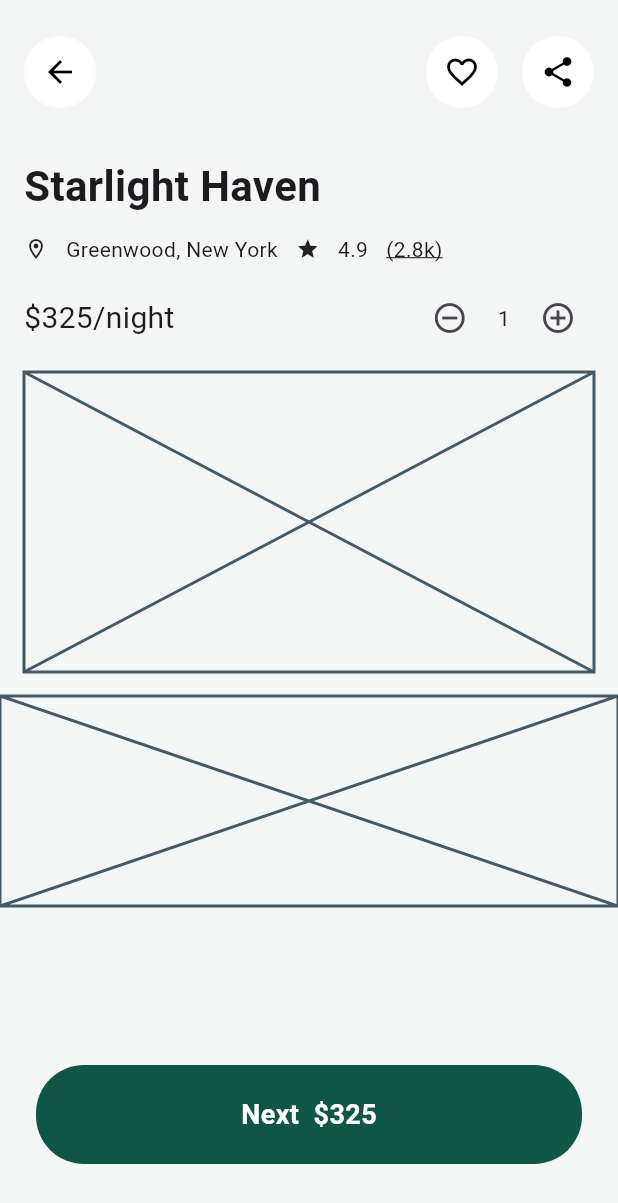
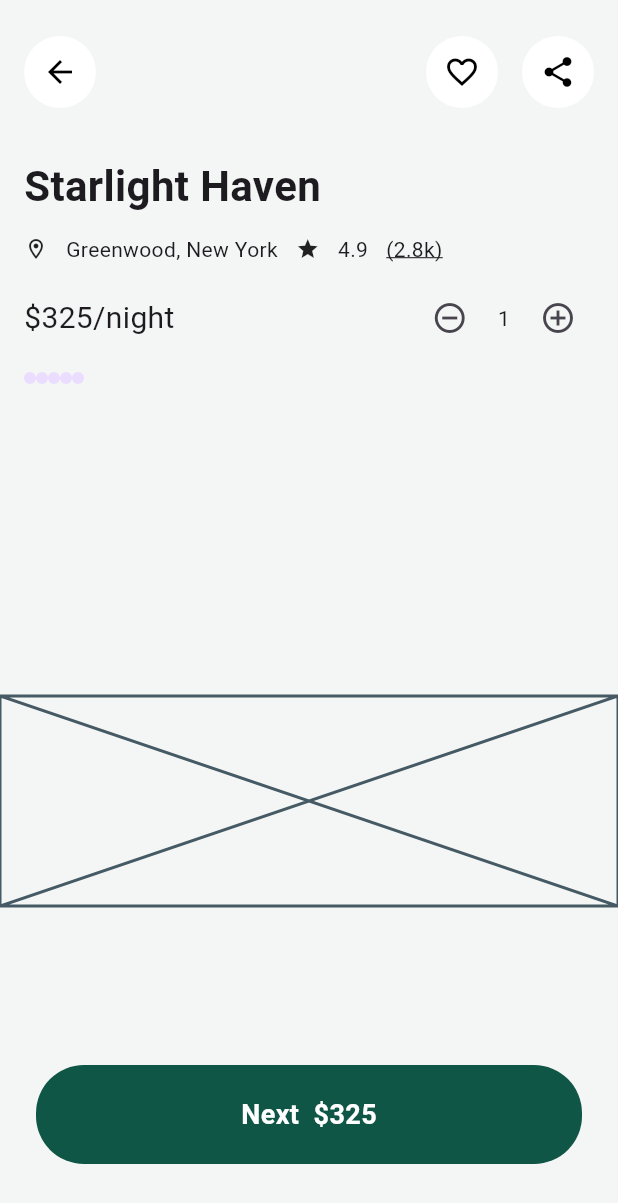
Before and after one commit to JAICHANGPARK/flutter_notebook_chapter_42, a Flutter app: the HotelBookDetailPage screen opened directly, on a phone screen of 412 x 824 dp. Shown: the top 1203 px of the screen. Run offline on Flutter 3.47's test engine with Material 3 defaults, Android fonts, the phone set to English and light mode, and no system bars; our stand-ins replace date_picker_timeline, gap, hugeicons.

Commit message:
Update hotel_book_detail_page.dart

```diff
--- a/lib/ep2109_hotel_book_app/views/hotel_book_detail_page.dart
+++ b/lib/ep2109_hotel_book_app/views/hotel_book_detail_page.dart
@@ -97,7 +97,6 @@ class _HotelBookDetailPageState extends State<HotelBookDetailPage> {
                                       "\$325/night",
                                       style: TextStyle(
                                         fontSize: 20,
-
                                       ),
                                     ),
                                     Spacer(),
@@ -110,7 +109,19 @@ class _HotelBookDetailPageState extends State<HotelBookDetailPage> {
                                 ),
                                 Container(
                                   height: 200,
-                                  child: Placeholder(),
+                                  child: Stack(
+                                    children: [
+                                      Positioned(
+                                        child: Row(
+                                          children: List.generate(5, (index){
+                                            return CircleAvatar(
+                                              radius: 4,
+                                            );
+                                          }),
+                                        ),
+                                      )
+                                    ],
+                                  ),
                                 ),
                               ],
                             ),
```
